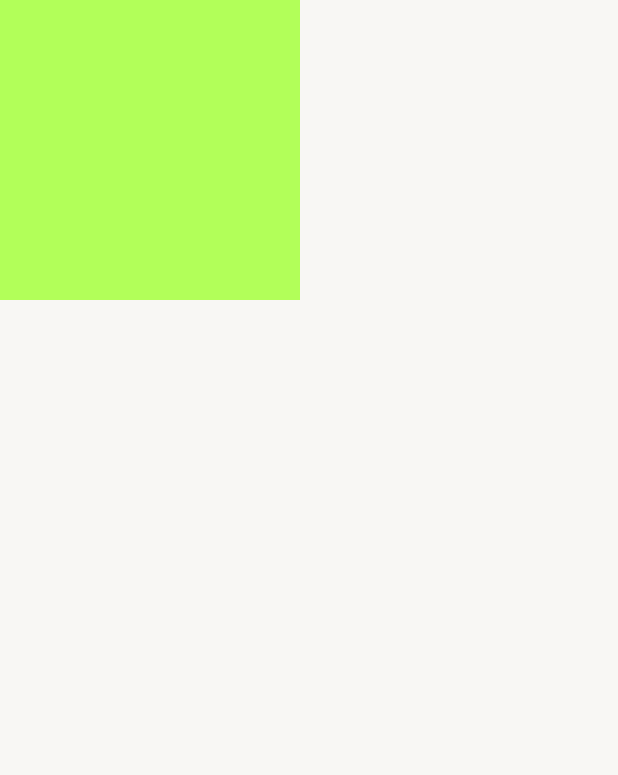
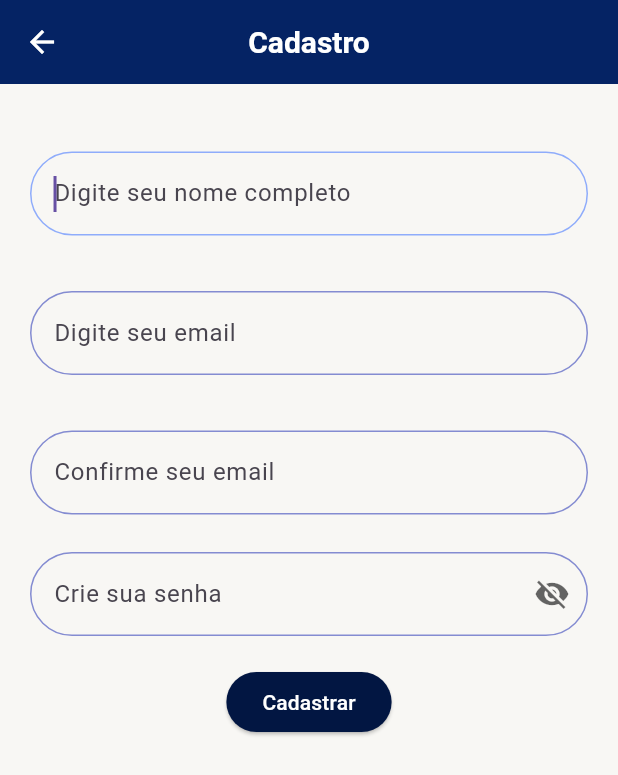
Before and after one commit to anaclara-s/timecheck, a Flutter app: the RegisterPage screen opened by its route, on a phone screen of 412 x 824 dp. Shown: the top 775 px of the screen. Run offline on Flutter 3.47's test engine with Material 3 defaults, Android fonts, the phone set to English and light mode, and no system bars; our stand-ins replace table_calendar.

Commit message:
adcionado a função de cadastro e salvamento no banco

```diff
--- a/lib/core/services/auth_service.dart
+++ b/lib/core/services/auth_service.dart
@@ -9,7 +9,7 @@ class AuthService {
   //IP maquina
   static const String _baseUrl = 'http://192.168.0.57:3000';
 
-  //função para fazer login
+  //função para login
   static Future<Map<String, dynamic>> makeLogin(
       String user, String password) async {
     try {
@@ -35,4 +35,33 @@ class AuthService {
       return {'sucess': false, 'mensage': 'Erro ao conectar ao servidor'};
     }
   }
+
+  //função para cadastro
+  static Future<Map<String, dynamic>> registerUser(
+      String nome, String email, String senha) async {
+    try {
+      final response = await http.post(
+        Uri.parse('$_baseUrl/cadastro'),
+        headers: {'Content-Type': 'application/json'},
+        body: jsonEncode({
+          'nome': nome,
+          'email': email,
+          'senha': senha,
+        }),
+      );
+
+      final data = jsonDecode(response.body);
+
+      if (response.statusCode == 201) {
+        return data;
+      } else {
+        return {
+          'sucess': false,
+          'mensage': data['mensage'] ?? 'Erro no cadastro'
+        };
+      }
+    } catch (e) {
+      return {'sucess': false, 'mensage': 'Erro ao conectar ao servidor'};
+    }
+  }
 }
--- a/lib/pages/navigator_bar/navigation_bar_page.dart
+++ b/lib/pages/navigator_bar/navigation_bar_page.dart
@@ -1,7 +1,7 @@
 import 'package:flutter/material.dart';
 
 import '../home/home_page.dart';
-import '../../reports/reports_page.dart';
+import '../reports/reports_page.dart';
 
 class NavigationBarPage extends StatefulWidget {
   final String userName;
--- a/lib/pages/register/register_page.dart
+++ b/lib/pages/register/register_page.dart
@@ -1,15 +1,174 @@
 import 'package:flutter/material.dart';
 
-class RegisterPage extends StatelessWidget {
+import '../../core/services/auth_service.dart';
+import '../../core/widgets/custom_appbar.dart';
+import '../../core/widgets/custom_text_form_field.dart';
+
+class RegisterPage extends StatefulWidget {
   const RegisterPage({super.key});
+
+  @override
+  State<RegisterPage> createState() => _RegisterPageState();
+}
+
+class _RegisterPageState extends State<RegisterPage> {
+  final _formKey = GlobalKey<FormState>();
+  final nameController = TextEditingController();
+  final emailController = TextEditingController();
+  final passwordController = TextEditingController();
+  final TextEditingController confirmEmailController = TextEditingController();
+
+  String? emailError;
+
+  void _validateEmail() {
+    final email = emailController.text.trim();
+    final confirmEmail = confirmEmailController.text.trim();
+
+    if (!_isValidEmail(email)) {
+      setState(() => emailError = 'Formato de e-mail inválido');
+    } else if (email != confirmEmail) {
+      setState(() => emailError = 'Os e-mails não coincidem');
+    } else {
+      setState(() => emailError = null);
+    }
+  }
+
+  bool _isValidEmail(String email) {
+    final emailRegex = RegExp(r'^[\w-.]+@([\w-]+\.)+[\w-]{2,4}$');
+    return emailRegex.hasMatch(email);
+  }
+
+  @override
+  void dispose() {
+    confirmEmailController.dispose();
+    super.dispose();
+  }
+
+  bool _isLoading = false;
+
+  String generatedUsername = '';
+
+  void _generateUsername(String fullName) {
+    final names = fullName.trim().split(' ');
+    if (names.length >= 2) {
+      final firstName = names.first.toLowerCase();
+      final lastName = names.last.toLowerCase();
+      setState(() {
+        generatedUsername = '$firstName.$lastName';
+      });
+    } else {
+      setState(() {
+        generatedUsername = '';
+      });
+    }
+  }
+
+  void _register() async {
+    if (!_formKey.currentState!.validate()) return;
+
+    setState(() => _isLoading = true);
+
+    final response = await AuthService.registerUser(
+      nameController.text.trim(),
+      emailController.text.trim(),
+      passwordController.text.trim(),
+    );
+
+    setState(() => _isLoading = false);
+
+    if (response['sucess']) {
+      final usuario = response['usuario'];
+      ScaffoldMessenger.of(context).showSnackBar(
+        SnackBar(content: Text('Cadastro realizado! Usuário: $usuario')),
+      );
+      Navigator.pushReplacementNamed(context, '/login');
+    } else {
+      ScaffoldMessenger.of(context).showSnackBar(
+        SnackBar(content: Text(response['mensage'])),
+      );
+    }
+  }
 
   @override
   Widget build(BuildContext context) {
     return Scaffold(
-      body: Container(
-        width: 200,
-        height: 200,
-        color: Colors.lightGreenAccent,
+      appBar: CustomAppbarWidget(text: 'Cadastro'),
+      body: Padding(
+        padding: const EdgeInsets.all(20),
+        child: Form(
+          key: _formKey,
+          child: Column(
+            children: [
+              CustomTextFormFieldWidget(
+                controller: nameController,
+                hintText: 'Digite seu nome completo',
+                validator: (value) =>
+                    value!.isEmpty ? 'Informe seu nome' : null,
+                onChanged: _generateUsername,
+              ),
+              const SizedBox(height: 12),
+              if (generatedUsername.isNotEmpty)
+                Column(
+                  crossAxisAlignment: CrossAxisAlignment.start,
+                  children: [
+                    const Text(
+                      'Seu nome de usuário será:',
+                      style: TextStyle(fontWeight: FontWeight.w500),
+                    ),
+                    const SizedBox(height: 4),
+                    Container(
+                      width: double.infinity,
+                      padding: const EdgeInsets.all(12),
+                      decoration: BoxDecoration(
+                        color: const Color.fromARGB(255, 27, 63, 131),
+                        borderRadius: BorderRadius.circular(12),
+                      ),
+                      child: Text(
+                        generatedUsername,
+                        style: const TextStyle(
+                          fontSize: 16,
+                          fontWeight: FontWeight.bold,
+                        ),
+                      ),
+                    ),
+                  ],
+                ),
+              CustomTextFormFieldWidget(
+                controller: emailController,
+                hintText: 'Digite seu email',
+                validator: (value) =>
+                    value!.isEmpty ? 'Informe seu email' : null,
+                onChanged: (_) => _validateEmail(),
+              ),
+              const SizedBox(height: 12),
+              CustomTextFormFieldWidget(
+                controller: confirmEmailController,
+                hintText: 'Confirme seu email',
+                onChanged: (_) => _validateEmail(),
+              ),
+              if (emailError != null)
+                Padding(
+                  padding: const EdgeInsets.only(top: 8),
+                  child: Text(
+                    emailError!,
+                    style: const TextStyle(color: Colors.red),
+                  ),
+                ),
+              CustomTextFormFieldWidget(
+                controller: passwordController,
+                hintText: 'Crie sua senha',
+                isPassword: true,
+              ),
+              const SizedBox(height: 20),
+              ElevatedButton(
+                onPressed: _isLoading ? null : _register,
+                child: _isLoading
+                    ? const CircularProgressIndicator()
+                    : const Text('Cadastrar'),
+              ),
+            ],
+          ),
+        ),
       ),
     );
   }
--- a/lib/reports/controller/report_list_controller.dart
+++ b/lib/pages/reports/controller/report_list_controller.dart
@@ -1,8 +1,8 @@
 import 'package:flutter/material.dart';
 
-import '../../core/services/api_service.dart';
-import '../../core/services/reports_service.dart';
-import '../../shared/models/report_record_model.dart';
+import '../../../core/services/api_service.dart';
+import '../../../core/services/reports_service.dart';
+import '../../../shared/models/report_record_model.dart';
 
 class ReportListController {
   final ReportsService reportsService;
--- a/lib/reports/controller/reports_controller.dart
+++ b/lib/pages/reports/controller/reports_controller.dart
@@ -1,8 +1,8 @@
 import 'package:table_calendar/table_calendar.dart';
 
-import '../../core/constants/record_types.dart';
-import '../../core/services/reports_service.dart';
-import '../../shared/models/report_record_model.dart';
+import '../../../core/constants/record_types.dart';
+import '../../../core/services/reports_service.dart';
+import '../../../shared/models/report_record_model.dart';
 
 class ReportsController {
   final int employeeId;
--- a/lib/reports/reports_page.dart
+++ b/lib/pages/reports/reports_page.dart
@@ -1,7 +1,7 @@
 import 'package:flutter/material.dart';
 
-import '../core/services/reports_service.dart';
-import '../core/widgets/custom_appbar.dart';
+import '../../core/services/reports_service.dart';
+import '../../core/widgets/custom_appbar.dart';
 import 'controller/report_list_controller.dart';
 import 'controller/reports_controller.dart';
 import 'widget/reports_calendar.dart';
--- a/lib/reports/widget/reports_calendar.dart
+++ b/lib/pages/reports/widget/reports_calendar.dart
@@ -2,7 +2,7 @@ import 'package:flutter/material.dart';
 import 'package:intl/date_symbol_data_local.dart';
 import 'package:table_calendar/table_calendar.dart';
 
-import '../../shared/extencions/format_date_extension.dart';
+import '../../../shared/extencions/format_date_extension.dart';
 
 class ReportsCalendarWidget extends StatefulWidget {
   final DateTime? selectedDay;
--- a/lib/reports/widget/reports_list.dart
+++ b/lib/pages/reports/widget/reports_list.dart
@@ -1,6 +1,6 @@
 import 'package:flutter/material.dart';
 
-import '../../shared/models/report_record_model.dart';
+import '../../../shared/models/report_record_model.dart';
 import '../controller/report_list_controller.dart';
 
 class ReportsListWidget extends StatelessWidget {
```
Also changed, not shown: lib/pages/reports/widget/reports_error.dart (renamed from lib/reports/widget/reports_error.dart).
